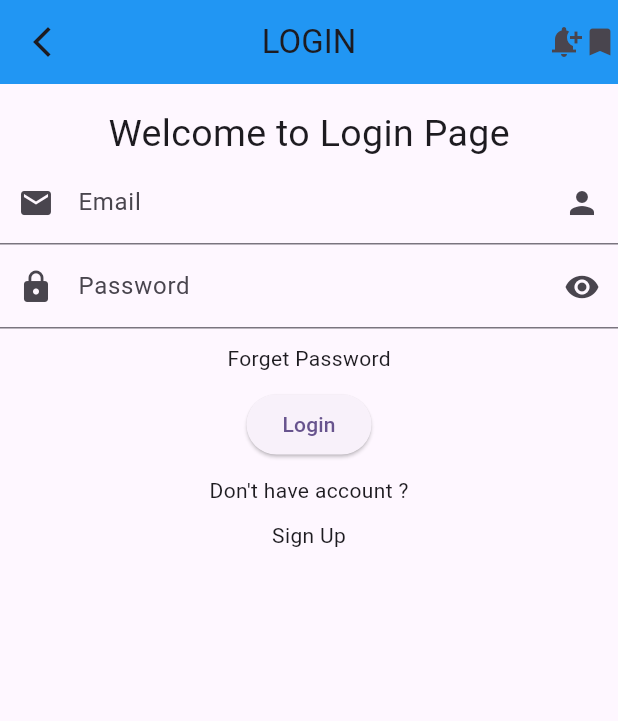
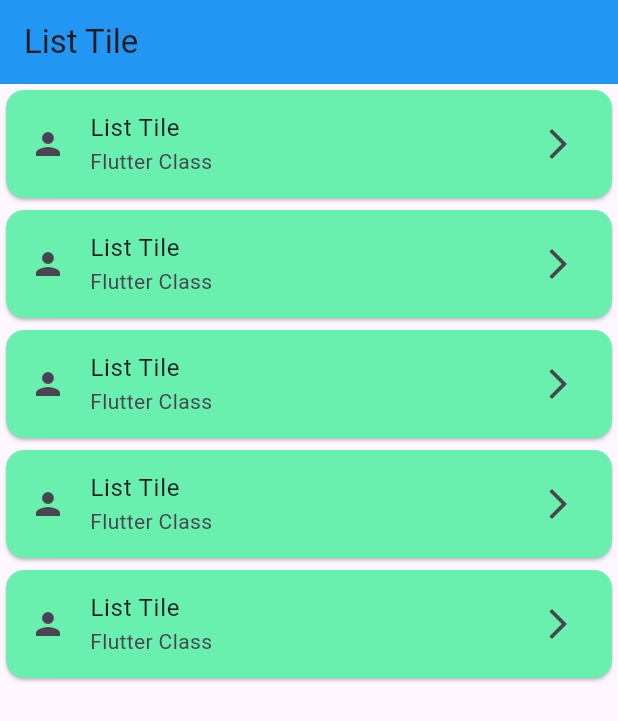
Before and after one commit to AbRehman536/Flutter_sec_5, a Flutter app: the screen it shows after launch, on a phone screen of 412 x 824 dp. Shown: the top 721 px of the screen. Run offline on Flutter 3.47's test engine with Material 3 defaults, Android fonts, the phone set to English and light mode, and no system bars.

Commit message:
list view builder done

```diff
--- /dev/null
+++ b/lib/listtiledemo.dart
@@ -0,0 +1,29 @@
+import 'package:flutter/material.dart';
+
+class ListTileDemo extends StatelessWidget {
+  const ListTileDemo({super.key});
+
+  @override
+  Widget build(BuildContext context) {
+    return Scaffold(
+      appBar: AppBar(
+        backgroundColor: Colors.blue,
+        title: Text("List Tile"),),
+
+      body: ListView.builder(
+        itemCount: 5,
+        itemBuilder: (context, i){
+          return Card(
+            color: Colors.greenAccent,
+            child: ListTile(
+              leading: Icon(Icons.person),
+              title: Text("List Tile"),
+              subtitle: Text("Flutter Class"),
+              trailing: Icon(Icons.arrow_forward_ios_sharp),
+            ),
+          );
+        }
+      )
+    );
+  }
+}
--- a/lib/main.dart
+++ b/lib/main.dart
@@ -1,6 +1,7 @@
 import 'package:flutter/material.dart';
 import 'package:flutter_sec_5/appbardemo.dart';
 import 'package:flutter_sec_5/assets_image.dart';
+import 'package:flutter_sec_5/listtiledemo.dart';
 import 'package:flutter_sec_5/login_page.dart';
 import 'package:flutter_sec_5/network_image.dart';
 import 'package:flutter_sec_5/row_column.dart';
@@ -36,7 +37,7 @@
         colorScheme: ColorScheme.fromSeed(seedColor: Colors.deepPurple),
         useMaterial3: true,
       ),
-      home: LoginPage(),
+      home: ListTileDemo(),
     );
   }
 }
```
